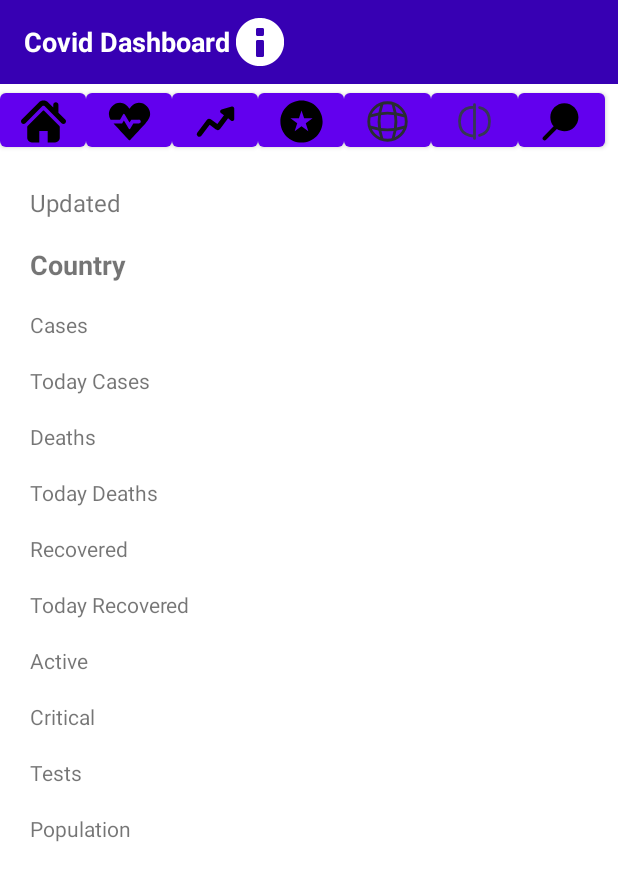
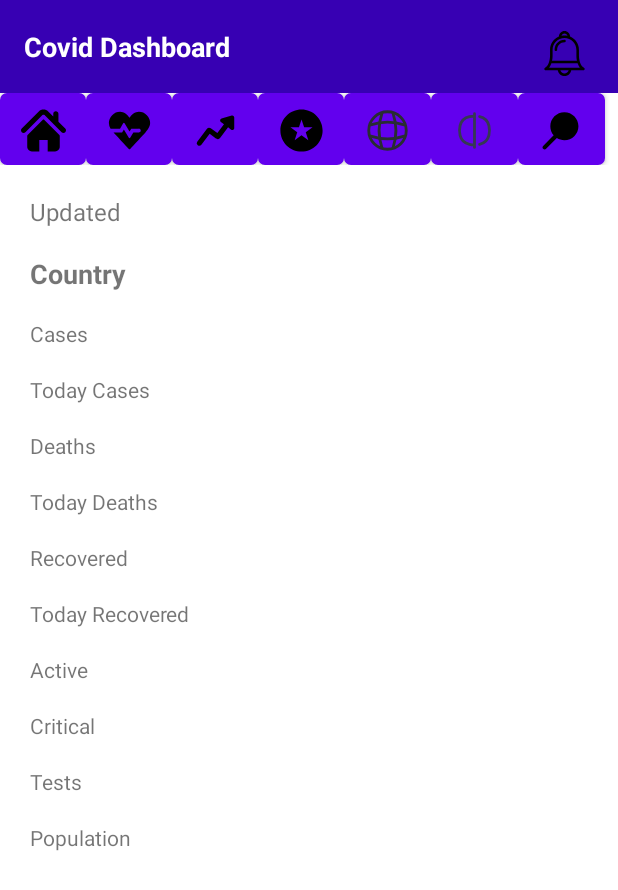
Before and after one commit to DTKien2005/mobile-group-project, an Android app built with Jetpack Compose: the screen it shows after launch (VnDashboardActivity), on a phone screen of 412 x 824 dp. Shown: the top 890 px of the screen. Run offline under Robolectric (Android 15) with nearby library versions, the light colour scheme and no system bars; libraries missing offline, so code that uses them is left out: com.github.mikephil.charting; network calls fail; 3 statements that could not run were skipped.

Commit message:
Changing some layout

```diff
--- a/Project/app/src/main/java/com/example/covid19app/activity/VnDashboardActivity.kt
+++ b/Project/app/src/main/java/com/example/covid19app/activity/VnDashboardActivity.kt
@@ -61,7 +61,7 @@ class VnDashboardActivity : AppCompatActivity() {
 
         // --- Bell button: tap = daily 9:00, long-press = 60s test ---
         // (Preserved behavior)
-        findViewById<ImageButton>(R.id.btnNotify).apply {
+        findViewById<Button>(R.id.btnNotify).apply {
             setOnClickListener {
                 if (Build.VERSION.SDK_INT >= Build.VERSION_CODES.TIRAMISU) {
                     requestNotifPermission.launch(Manifest.permission.POST_NOTIFICATIONS)
--- /dev/null
+++ b/Project/app/src/main/res/color/button_text_color_selector.xml
@@ -0,0 +1,5 @@
+<?xml version="1.0" encoding="utf-8"?>
+<selector xmlns:android="http://schemas.android.com/apk/res/android">
+    <item android:color="@android:color/white" android:state_selected="true"/>
+    <item android:color="@color/purple_700"/>
+</selector>
--- /dev/null
+++ b/Project/app/src/main/res/drawable/button_background_default.xml
@@ -0,0 +1,8 @@
+<shape xmlns:android="http://schemas.android.com/apk/res/android"
+    android:shape="rectangle">
+    <solid android:color="@android:color/white" />
+    <stroke
+        android:width="1dp"
+        android:color="@color/purple_700" />
+    <corners android:radius="4dp" />
+</shape>
--- /dev/null
+++ b/Project/app/src/main/res/drawable/button_background_selected.xml
@@ -0,0 +1,5 @@
+<shape xmlns:android="http://schemas.android.com/apk/res/android"
+    android:shape="rectangle">
+    <solid android:color="@color/purple_700" />
+    <corners android:radius="4dp" />
+</shape>
--- /dev/null
+++ b/Project/app/src/main/res/drawable/button_background_selector.xml
@@ -0,0 +1,4 @@
+<selector xmlns:android="http://schemas.android.com/apk/res/android">
+    <item android:drawable="@drawable/button_background_selected" android:state_selected="true" />
+    <item android:drawable="@drawable/button_background_default" />
+</selector>
--- /dev/null
+++ b/Project/app/src/main/res/drawable/ic_notification.xml
@@ -0,0 +1,12 @@
+<vector xmlns:android="http://schemas.android.com/apk/res/android"
+    android:width="30dp"
+    android:height="30dp"
+    android:viewportWidth="612"
+    android:viewportHeight="612">
+  <path
+      android:pathData="M570.11,500.25c-65.04,-29.37 -67.51,-155.44 -67.56,-158.62v-84.58c0,-81.4 -49.74,-151.4 -120.43,-181.2C381.97,34 347.88,0 306,0c-41.88,0 -75.97,34 -76.12,75.85c-70.68,29.8 -120.43,99.8 -120.43,181.2v84.58c-0.05,3.18 -2.52,129.25 -67.56,158.62c-7.41,3.35 -11.48,11.41 -9.77,19.36c1.71,7.95 8.74,13.63 16.87,13.63h164.88c3.38,18.59 12.17,35.89 25.62,49.9c17.86,18.61 41.48,28.86 66.5,28.86c25.02,0 48.64,-10.25 66.5,-28.86c13.45,-14.01 22.24,-31.31 25.62,-49.9h164.88c8.13,0 15.16,-5.68 16.87,-13.63C581.59,511.66 577.52,503.6 570.11,500.25zM484.43,439.86c6.84,20.73 16.52,41.54 30.25,58.87H97.32c13.73,-17.32 23.41,-38.13 30.24,-58.87H484.43zM306,34.51c18.94,0 34.96,12.73 39.97,30.08c-12.91,-2.68 -26.28,-4.09 -39.97,-4.09s-27.06,1.41 -39.97,4.09C271.04,47.25 287.06,34.51 306,34.51zM143.97,341.74v-84.68c0,-89.34 72.69,-162.03 162.03,-162.03s162.03,72.69 162.03,162.03v84.83c0.02,2.6 0.43,29.88 7.3,63.47H136.66C143.54,371.72 143.95,344.39 143.97,341.74zM306,577.48c-26.34,0 -49.33,-18.99 -56.71,-44.25h113.42C355.33,558.49 332.34,577.48 306,577.48z"
+      android:fillColor="#000000"/>
+  <path
+      android:pathData="M306,119.24c-74.25,0 -134.66,60.4 -134.66,134.65c0,9.53 7.73,17.26 17.26,17.26c9.53,0 17.26,-7.73 17.26,-17.26c0,-55.22 44.92,-100.14 100.14,-100.14c9.53,0 17.26,-7.73 17.26,-17.26C323.26,126.96 315.53,119.24 306,119.24z"
+      android:fillColor="#000000"/>
+</vector>
--- a/Project/app/src/main/res/layout/vndashboard.xml
+++ b/Project/app/src/main/res/layout/vndashboard.xml
@@ -9,10 +9,12 @@
     <!-- Top AppBar -->
     <LinearLayout
         android:layout_width="match_parent"
-        android:layout_height="56dp"
+        android:layout_height="62dp"
         android:background="@color/purple_700"
         android:gravity="center_vertical"
-        android:paddingStart="16dp">
+        android:orientation="horizontal"
+        android:paddingStart="16dp"
+        android:paddingEnd="16dp">
 
         <TextView
             android:layout_width="wrap_content"
@@ -20,19 +22,20 @@
             android:text="Covid Dashboard"
             android:textColor="@android:color/white"
             android:textSize="18sp"
-            android:textStyle="bold"/>
+            android:textStyle="bold" />
 
-        <!-- NEW: Notification (bell) button -->
-        <ImageButton
+        <View
+            android:layout_width="0dp"
+            android:layout_height="0dp"
+            android:layout_weight="1" />
+
+        <Button
             android:id="@+id/btnNotify"
             android:layout_width="40dp"
             android:layout_height="40dp"
-            android:layout_marginEnd="12dp"
             android:background="?attr/selectableItemBackgroundBorderless"
             android:contentDescription="@string/app_name"
-            android:padding="6dp"
-            android:src="@android:drawable/ic_dialog_info"
-            app:tint="@android:color/white" />
+            android:drawableTop="@drawable/ic_notification"/>
     </LinearLayout>
 
     <!-- Row of Navigation Buttons -->
@@ -48,6 +51,8 @@
             android:layout_height="match_parent"
             android:layout_weight="0.7"
             android:text="Home"
+            android:background="@drawable/button_background_selector"
+            android:textColor="@color/button_text_color_selector"
             android:drawableTop="@drawable/ic_home"
             android:drawablePadding="4dp"
             android:gravity="center"/>
@@ -57,6 +62,8 @@
             android:layout_width="0dp"
             android:layout_height="match_parent"
             android:layout_weight="0.7"
+            android:background="@drawable/button_background_selector"
+            android:textColor="@color/button_text_color_selector"
             android:drawableTop="@drawable/ic_health"
             android:drawablePadding="4dp"
             android:gravity="center"
@@ -67,6 +74,8 @@
             android:layout_width="0dp"
             android:layout_height="match_parent"
             android:layout_weight="0.7"
+            android:background="@drawable/button_background_selector"
+            android:textColor="@color/button_text_color_selector"
             android:text="Trends"
             android:drawableTop="@drawable/ic_trend"
             android:drawablePadding="4dp"
@@ -78,6 +87,8 @@
             android:layout_height="match_parent"
             android:layout_weight="0.7"
             android:text="Vietnam Vaccine"
+            android:background="@drawable/button_background_selector"
+            android:textColor="@color/button_text_color_selector"
             android:drawableTop="@drawable/ic_flag_vn"
             android:drawablePadding="4dp"
             android:gravity="center"/>
@@ -87,6 +98,8 @@
             android:layout_width="0dp"
             android:layout_height="match_parent"
             android:layout_weight="0.7"
+            android:background="@drawable/button_background_selector"
+            android:textColor="@color/button_text_color_selector"
             android:text="World Vaccine"
             android:drawableTop="@drawable/ic_public"
             android:drawablePadding="4dp"
@@ -97,6 +110,8 @@
             android:layout_width="0dp"
             android:layout_height="match_parent"
             android:layout_weight="0.7"
+            android:background="@drawable/button_background_selector"
+            android:textColor="@color/button_text_color_selector"
             android:text="Vietnam Vs World"
             android:drawableTop="@drawable/ic_compare"
             android:drawablePadding="4dp"
@@ -107,6 +122,8 @@
             android:layout_width="0dp"
             android:layout_height="match_parent"
             android:layout_weight="0.7"
+            android:background="@drawable/button_background_selector"
+            android:textColor="@color/button_text_color_selector"
             android:text="Search"
             android:drawableTop="@drawable/ic_search"
             android:drawablePadding="4dp"
```
